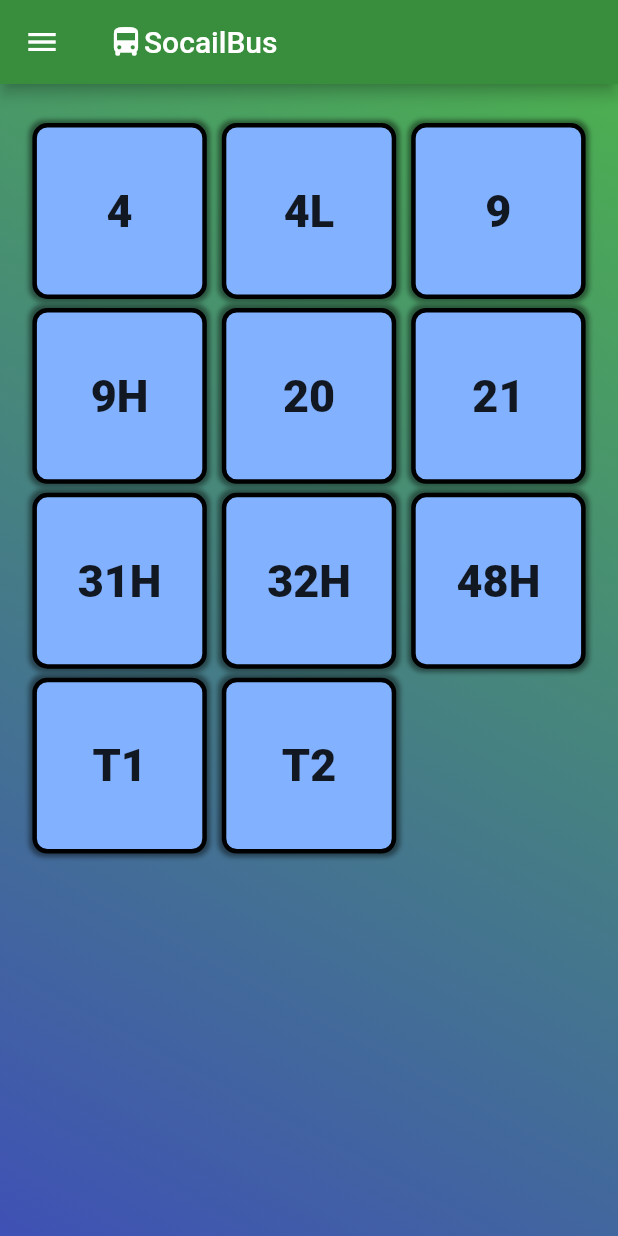
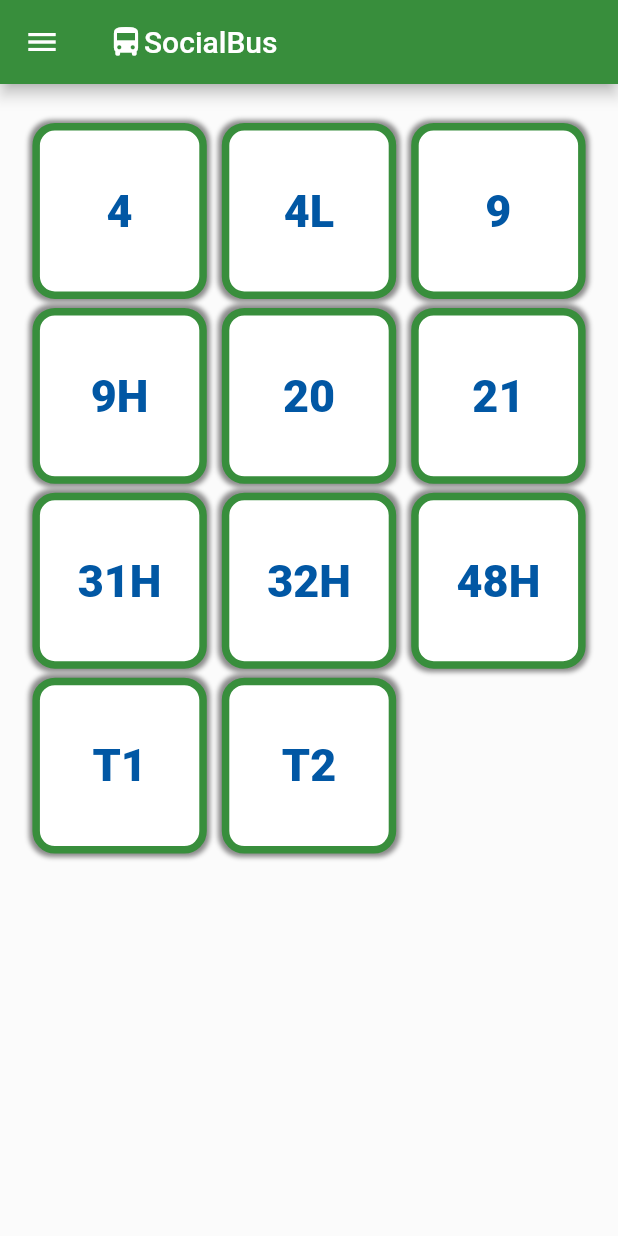
Before and after one commit to Zuccante-Web-App/Ritardi-bus, a Flutter app: the screen it shows after launch, on a phone screen of 412 x 824 dp. Run offline on Flutter 3.47's test engine with Material 2 defaults, Android fonts, the phone set to English and light mode, and no system bars.

Commit message:
miglioramenti grafici
miglioramenti grafici e creazione classe "all bus"

```diff
--- a/socialbus/prova/lib/data_storage/allbus.dart
+++ b/socialbus/prova/lib/data_storage/allbus.dart
@@ -0,0 +1,77 @@
+import 'package:prova/data_storage/bus.dart';
+
+class AllBus{
+  List<Bus> allbus=[];
+  AllBus(){
+   allbus = [
+  Bus(
+      orari:
+          'http://actv.avmspa.it/sites/default/files/attachments/pdf/UM/U-4.pdf',
+      direzione: 'VENEZIA-FAVARO ALTINA',
+      nome: '4',
+      ora: '12:00'),
+  Bus(
+      orari:
+          'http://actv.avmspa.it/sites/default/files/attachments/pdf/UM/U-4L.pdf',
+      direzione: 'VENEZIA-MESTRE CENTRO',
+      nome: '4L',
+      ora: '11:10'),
+  Bus(
+      orari:
+          'http://actv.avmspa.it/sites/default/files/attachments/pdf/UM/U-9.pdf',
+      direzione: 'SAN LIBERALE- VIA TEVERE',
+      nome: '9',
+      ora: '13:50'),
+  Bus(
+      orari:
+          'http://actv.avmspa.it/sites/default/files/attachments/pdf/UM/U-9H.pdf',
+      direzione: 'OSPEDALE-ZENDRINI',
+      nome: '9H',
+      ora: '11:10'),
+  Bus(
+      orari:
+          'http://actv.avmspa.it/sites/default/files/attachments/pdf/UM/U-20.pdf',
+      direzione: 'MARTELLAGO -MESTRE CENTRO',
+      nome: '20',
+      ora: '13:50'),
+  Bus(
+      orari:
+          'http://actv.avmspa.it/sites/default/files/attachments/pdf/UM/U-21.pdf',
+      direzione: 'MARTELLAGO -MESTRE CENTRO',
+      nome: '21',
+      ora: '11:10'),
+  Bus(
+      orari:
+          'http://actv.avmspa.it/sites/default/files/attachments/pdf/UM/U-31H.pdf',
+      direzione: 'OSPEDALE -MESTRE CENTRO',
+      nome: '31H',
+      ora: '13:50'),
+  Bus(
+      orari:
+          'http://actv.avmspa.it/sites/default/files/attachments/pdf/UM/U-32H.pdf',
+      direzione: 'OSPEDALE -MESTRE CENTRO',
+      nome: '32H',
+      ora: '12:00'),
+  Bus(
+      orari:
+          'http://actv.avmspa.it/sites/default/files/attachments/pdf/UM/U-48H.pdf',
+      direzione: 'MARTELLAGO -MESTRE CENTRO',
+      nome: '48H',
+      ora: '11:10'),
+  Bus(
+      orari:
+          'http://actv.avmspa.it/sites/default/files/attachments/pdf/UM/U-T1.pdf',
+      direzione: 'VENEZIA -MESTRE CENTRO',
+      nome: 'T1',
+      ora: '13:50'),
+  Bus(
+      orari:
+          'http://actv.avmspa.it/sites/default/files/attachments/pdf/UM/U-T2.pdf',
+      direzione: 'VIA SALAMONIO -MESTRE CENTRO',
+      nome: 'T2',
+      ora: '11:10'),
+];
+
+  }
+  List<Bus> getAllBus()=>allbus;
+}
--- a/socialbus/prova/lib/pages/home.dart
+++ b/socialbus/prova/lib/pages/home.dart
@@ -1,76 +1,8 @@
 import 'package:flutter/material.dart';
+import 'package:prova/data_storage/bus.dart';
 import 'package:prova/widget/containerbus.dart';
-import 'package:prova/data_storage/bus.dart';
+import 'package:prova/data_storage/allbus.dart';
 import 'package:prova/widget/menu.dart';
-
-List<Bus> allbus = [
-  Bus(
-      orari:
-          'http://actv.avmspa.it/sites/default/files/attachments/pdf/UM/U-4.pdf',
-      direzione: 'VENEZIA-FAVARO ALTINA',
-      nome: '4',
-      ora: '12:00'),
-  Bus(
-      orari:
-          'http://actv.avmspa.it/sites/default/files/attachments/pdf/UM/U-4L.pdf',
-      direzione: 'VENEZIA-MESTRE CENTRO',
-      nome: '4L',
-      ora: '11:10'),
-  Bus(
-      orari:
-          'http://actv.avmspa.it/sites/default/files/attachments/pdf/UM/U-9.pdf',
-      direzione: 'SAN LIBERALE- VIA TEVERE',
-      nome: '9',
-      ora: '13:50'),
-  Bus(
-      orari:
-          'http://actv.avmspa.it/sites/default/files/attachments/pdf/UM/U-9H.pdf',
-      direzione: 'OSPEDALE-ZENDRINI',
-      nome: '9H',
-      ora: '11:10'),
-  Bus(
-      orari:
-          'http://actv.avmspa.it/sites/default/files/attachments/pdf/UM/U-20.pdf',
-      direzione: 'MARTELLAGO -MESTRE CENTRO',
-      nome: '20',
-      ora: '13:50'),
-  Bus(
-      orari:
-          'http://actv.avmspa.it/sites/default/files/attachments/pdf/UM/U-21.pdf',
-      direzione: 'MARTELLAGO -MESTRE CENTRO',
-      nome: '21',
-      ora: '11:10'),
-  Bus(
-      orari:
-          'http://actv.avmspa.it/sites/default/files/attachments/pdf/UM/U-31H.pdf',
-      direzione: 'OSPEDALE -MESTRE CENTRO',
-      nome: '31H',
-      ora: '13:50'),
-  Bus(
-      orari:
-          'http://actv.avmspa.it/sites/default/files/attachments/pdf/UM/U-32H.pdf',
-      direzione: 'OSPEDALE -MESTRE CENTRO',
-      nome: '32H',
-      ora: '12:00'),
-  Bus(
-      orari:
-          'http://actv.avmspa.it/sites/default/files/attachments/pdf/UM/U-48H.pdf',
-      direzione: 'MARTELLAGO -MESTRE CENTRO',
-      nome: '48H',
-      ora: '11:10'),
-  Bus(
-      orari:
-          'http://actv.avmspa.it/sites/default/files/attachments/pdf/UM/U-T1.pdf',
-      direzione: 'VENEZIA -MESTRE CENTRO',
-      nome: 'T1',
-      ora: '13:50'),
-  Bus(
-      orari:
-          'http://actv.avmspa.it/sites/default/files/attachments/pdf/UM/U-T2.pdf',
-      direzione: 'VIA SALAMONIO -MESTRE CENTRO',
-      nome: 'T2',
-      ora: '11:10'),
-];
 
 class Home extends StatefulWidget {
   Home({Key key}) : super(key: key);
@@ -80,12 +12,14 @@ class Home extends StatefulWidget {
 }
 
 class _HomeState extends State<Home> {
+  AllBus allBus = new AllBus();
+
   @override
   Widget build(BuildContext context) {
+    List<Bus> allbus = allBus.getAllBus();
     return MaterialApp(
-      title: 'ciao',
+      title: 'SocialBus',
       home: Scaffold(
-        backgroundColor: Colors.white,
         drawer: Menu(),
         appBar: AppBar(
           backgroundColor: Colors.green[700],
@@ -95,7 +29,7 @@ class _HomeState extends State<Home> {
                 Icons.directions_bus,
               ),
               Text(
-                'SocailBus',
+                'SocialBus',
                 style: TextStyle(
                   color: Colors.white,
                 ),
@@ -107,16 +41,7 @@ class _HomeState extends State<Home> {
           width: MediaQuery.of(context).size.width,
           decoration: BoxDecoration(
             // Box decoration takes a gradient
-            gradient: LinearGradient(
-              // Where the linear gradient begins and ends
-              begin: Alignment.topRight,
-              end: Alignment.bottomLeft,
-              colors: [
-                Colors.green,
-
-                Colors.indigo,
-              ],
-            ),
+            color: Colors.white10,
           ),
           child: Center(
             child: Container(
--- a/socialbus/prova/lib/pages/pagina_bus.dart
+++ b/socialbus/prova/lib/pages/pagina_bus.dart
@@ -13,7 +13,7 @@ class PaginaBus extends StatefulWidget {
 class _PaginaBusState extends State<PaginaBus> {
   Future<void> orari() async {
     {
-      //Response x = await get('http://actv.avmspa.it/it/content/linee-urbane-0');
+
       //Map data =jsonDecode(x.body);
      // print(data);
     }
--- a/socialbus/prova/lib/widget/containerbus.dart
+++ b/socialbus/prova/lib/widget/containerbus.dart
@@ -18,9 +18,9 @@ class ContainerBus extends StatelessWidget {
       padding: EdgeInsets.fromLTRB(1.0, 1.0, 1.0, 0.0),
       child: Container(
         decoration: BoxDecoration(
-          color: Colors.blueAccent[100],
-          borderRadius: BorderRadius.circular(10),
-          border: Border.all(width: 3.0,),
+          color: Colors.white,
+          borderRadius: BorderRadius.circular(15),
+          border: Border.all(width: 5.0,color: Colors.green[700]),
           boxShadow: [
             BoxShadow(
               color: Colors.black45,
@@ -38,7 +38,7 @@ class ContainerBus extends StatelessWidget {
               Center(
                 child: Text(
                   '$nomeBus',
-                  style: TextStyle(fontSize: 30.0, fontWeight: FontWeight.w900),
+                  style: TextStyle(fontSize: 30.0, fontWeight: FontWeight.w900,color: Color.fromRGBO(1, 87, 164, 1)),
                 ),
               ),
             ],
```
